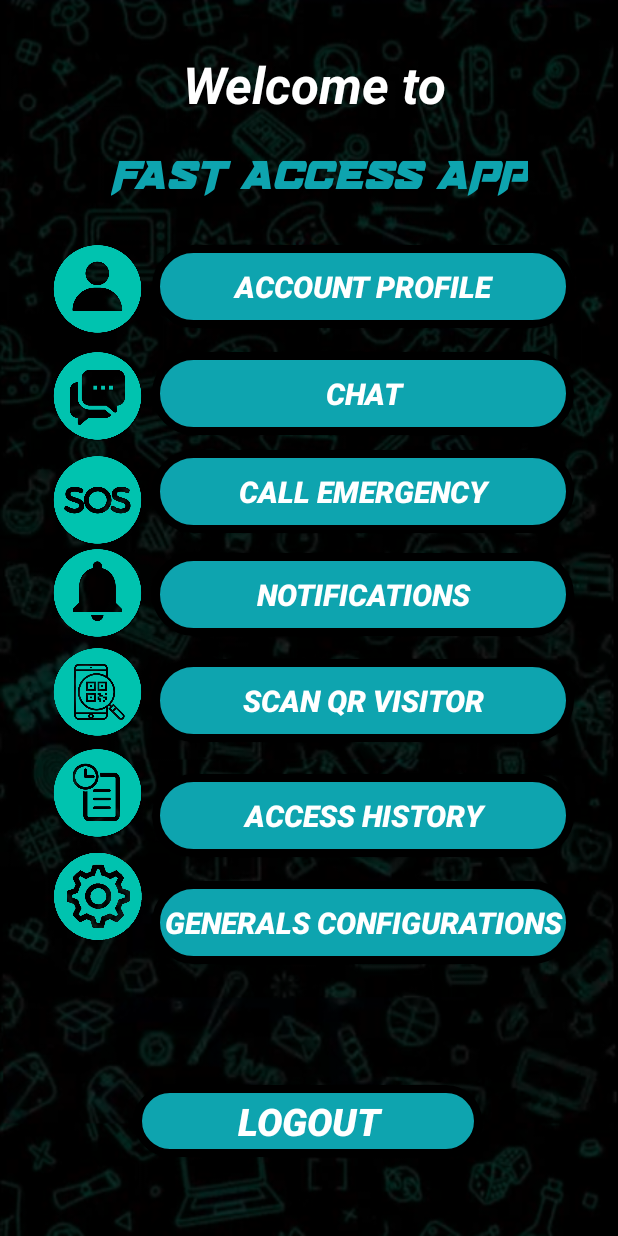
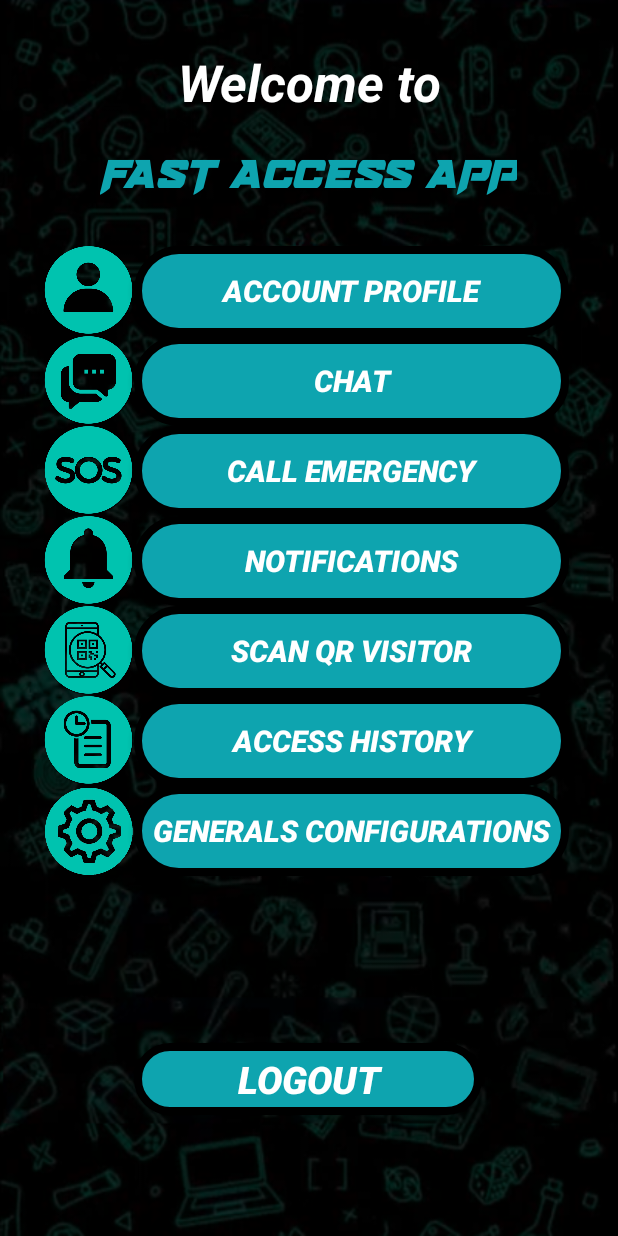
Before and after one commit to SergioGarzon/FastAccessApp-SeminarioIntegrador, an Android app built with Jetpack Compose: the layout activity_menu_aplication.xml on its own in the app's theme, with its tools: preview values and no code run, on a phone screen of 412 x 824 dp. Run offline under Robolectric (Android 15) with nearby library versions, the phone set to English and light mode, and no system bars.

Commit message:
History of account added, new changes

```diff
--- a/app/src/main/java/com/example/aplicacionseminariointegrador/LoginActivity.java
+++ b/app/src/main/java/com/example/aplicacionseminariointegrador/LoginActivity.java
@@ -1,5 +1,6 @@
 package com.example.aplicacionseminariointegrador;
 
+import androidx.annotation.Nullable;
 import androidx.appcompat.app.AlertDialog;
 import androidx.appcompat.app.AppCompatActivity;
 import android.content.Context;
@@ -21,6 +22,10 @@ import com.android.volley.toolbox.StringRequest;
 import com.android.volley.toolbox.Volley;
 import com.example.aplicacionseminariointegrador.auxiliarclases.LanguageSelected;
 import com.google.android.material.textfield.TextInputLayout;
+
+import org.intellij.lang.annotations.Language;
+
+import java.time.LocalDate;
 import java.util.Hashtable;
 import java.util.Map;
 
@@ -131,9 +136,13 @@ public class LoginActivity extends AppCompatActivity {
                     String nombreUsuario = response.substring(response.indexOf("/") + 1, response.indexOf("+"));
                     String valor = response.substring(response.indexOf("+") + 1, response.length());
 
+                    guardarHistorial(idUsuario);
+
+
                     switch (Integer.parseInt(valor)) {
                         case 0:
                             usuarioPendiente();
+                            LanguageSelected.idUser = Integer.parseInt(idUsuario);
                             LanguageSelected.sesion = 0;
                             break;
                         case 1:
@@ -179,6 +188,37 @@ public class LoginActivity extends AppCompatActivity {
 
         RequestQueue requestQueue1 = Volley.newRequestQueue(LoginActivity.this);
         requestQueue1.add(respuesta);
+    }
+
+    private void guardarHistorial(String idUsuario) {
+        String urlNueva = "http://192.168.0.22:8080/fastaccessapp/accessuser.php";
+
+        StringRequest respuesta;
+        respuesta = new StringRequest(Request.Method.POST, urlNueva, new Response.Listener<String>() {
+            @Override
+            public void onResponse(String response) {
+                if (response.equalsIgnoreCase("AGREGADO")) {
+                    Toast.makeText(LoginActivity.this, "ACTUALIZADO", Toast.LENGTH_SHORT).show();
+                }
+            }
+        }, new Response.ErrorListener() {
+            @Override
+            public void onErrorResponse (VolleyError error) {
+                Toast.makeText(LoginActivity.this, "ERROR", Toast.LENGTH_SHORT).show();
+            }
+        }){
+            @Override
+            protected Map<String, String> getParams() throws AuthFailureError {
+                Map<String, String> params = new Hashtable<>();
+                params.put("id_usuario", idUsuario);
+                params.put("date_time", LocalDate.now().toString());
+                return params;
+            }
+        };
+
+        RequestQueue requestQueue1 = Volley.newRequestQueue(LoginActivity.this);
+        requestQueue1.add(respuesta);
+
     }
 
     private void userNotFound() {
--- a/app/src/main/java/com/example/aplicacionseminariointegrador/MenuAplication.java
+++ b/app/src/main/java/com/example/aplicacionseminariointegrador/MenuAplication.java
@@ -13,7 +13,7 @@ import com.example.aplicacionseminariointegrador.auxiliarclases.LanguageSelected
 public class MenuAplication extends AppCompatActivity {
 
     Button btnEmergencyNewActivity, btnLogoutMenuApplication, btnMenuAccountProfiler,
-            btnMenuChat, btnMenuNotification, btnMenuVisitorRegister, btnMenuPeopleHistory;
+            btnMenuChat/*, btnMenuNotification*/, btnMenuVisitorRegister, btnMenuPeopleHistory;
     TextView txtLblWelcomeFastAccessApp;
 
     @Override
@@ -26,7 +26,7 @@ public class MenuAplication extends AppCompatActivity {
         btnLogoutMenuApplication = findViewById(R.id.btnLogoutResident);
         btnMenuAccountProfiler = findViewById(R.id.btnProfilerAccountResident);
         btnMenuChat = findViewById(R.id.btnChatResident);
-        btnMenuNotification = findViewById(R.id.btnNotificationsResident);
+        //btnMenuNotification = findViewById(R.id.btnNotificationsResident);
         btnMenuVisitorRegister = findViewById(R.id.btnRegisterVisitorResident);
         btnMenuPeopleHistory = findViewById(R.id.btnMenuPeopleHistory);
         txtLblWelcomeFastAccessApp = findViewById(R.id.txtVisitorWelcomeMessage);
@@ -41,7 +41,7 @@ public class MenuAplication extends AppCompatActivity {
             btnEmergencyNewActivity.setText("CALL EMERGENCY");
             btnMenuAccountProfiler.setText("MANAGER YOUR ACCOUNT");
             btnMenuChat.setText("CHAT");
-            btnMenuNotification.setText("NOTIFICATIONS");
+            //btnMenuNotification.setText("NOTIFICATIONS");
             btnMenuVisitorRegister.setText("VISITOR QR SCAN");
             btnMenuPeopleHistory.setText("ACCESS HISTORY");
             txtLblWelcomeFastAccessApp.setText("Welcome " + user + " to");
@@ -50,7 +50,7 @@ public class MenuAplication extends AppCompatActivity {
             btnEmergencyNewActivity.setText("LLAMAR A EMERGENCIAS");
             btnMenuAccountProfiler.setText("ADMINISTRAR TU CUENTA");
             btnMenuChat.setText("CHATEAR CON LOS USUARIOS");
-            btnMenuNotification.setText("NOTIFICACIONES");
+            //btnMenuNotification.setText("NOTIFICACIONES");
             btnMenuVisitorRegister.setText("ESCANEAR QR VISITANTE");
             btnMenuPeopleHistory.setText("HISTORIAL DE ACCESOS");
             txtLblWelcomeFastAccessApp.setText("Bienvenido " + user + " a");
@@ -85,12 +85,12 @@ public class MenuAplication extends AppCompatActivity {
             }
         });
 
-        btnMenuNotification.setOnClickListener(new View.OnClickListener() {
+        /*btnMenuNotification.setOnClickListener(new View.OnClickListener() {
             @Override
             public void onClick(View v) {
                 changeNotificationActivity(v);
             }
-        });
+        });*/
 
 
     }
@@ -125,10 +125,11 @@ public class MenuAplication extends AppCompatActivity {
         startActivity(nextActivity);
     }
 
+    /*
     @Override
     public void onBackPressed() {
         //Toast.makeText(StartApplication.this, "Action not allowed!", Toast.LENGTH_SHORT).show();
         return;
-    }
+    }*/
 
 }
--- a/app/src/main/java/com/example/aplicacionseminariointegrador/auxiliarclases/LanguageSelected.java
+++ b/app/src/main/java/com/example/aplicacionseminariointegrador/auxiliarclases/LanguageSelected.java
@@ -6,4 +6,6 @@ public class LanguageSelected {
     public static int sesion;
 
     public static int status;
+
+    public static int idUser;
 }
--- a/app/src/main/res/layout/activity_login.xml
+++ b/app/src/main/res/layout/activity_login.xml
@@ -53,7 +53,7 @@
         android:textStyle="bold|italic"
         app:layout_constraintBottom_toBottomOf="parent"
         app:layout_constraintEnd_toEndOf="parent"
-        app:layout_constraintHorizontal_bias="0.419"
+        app:layout_constraintHorizontal_bias="0.388"
         app:layout_constraintStart_toStartOf="parent"
         app:layout_constraintTop_toBottomOf="@+id/lblLogin"
         app:layout_constraintVertical_bias="0.059" />
@@ -69,9 +69,10 @@
         android:textStyle="bold|italic"
         app:layout_constraintBottom_toBottomOf="parent"
         app:layout_constraintEnd_toEndOf="parent"
+        app:layout_constraintHorizontal_bias="0.466"
         app:layout_constraintStart_toStartOf="parent"
         app:layout_constraintTop_toBottomOf="@+id/txtInputUsername"
-        app:layout_constraintVertical_bias="0.0" />
+        app:layout_constraintVertical_bias="0.002" />
 
     <com.google.android.material.textfield.TextInputLayout
         android:id="@+id/txtInputPassword"
--- a/app/src/main/res/layout/activity_menu_aplication.xml
+++ b/app/src/main/res/layout/activity_menu_aplication.xml
@@ -11,6 +11,7 @@
         android:id="@+id/btnLogoutResident"
         android:layout_width="232dp"
         android:layout_height="48dp"
+        android:layout_marginBottom="16dp"
         android:background="@drawable/border_buttons"
         android:onClick="changeActivityPresentation"
         android:text="Logout"
@@ -21,24 +22,24 @@
         app:layout_constraintEnd_toEndOf="parent"
         app:layout_constraintHorizontal_bias="0.497"
         app:layout_constraintStart_toStartOf="parent"
-        app:layout_constraintTop_toBottomOf="@+id/btnMenuPeopleHistory"
-        app:layout_constraintVertical_bias="0.743" />
+        app:layout_constraintTop_toBottomOf="@+id/tableLayout5"
+        app:layout_constraintVertical_bias="0.49" />
 
     <TextView
         android:id="@+id/txtFastAccessAppTitleResident"
         android:layout_width="wrap_content"
         android:layout_height="wrap_content"
+        android:fontFamily="@font/bomberescortcondital"
         android:foregroundTint="#00DB8C"
         android:text="FAST ACCESS APP"
         android:textColor="#0ea4af"
         android:textSize="34sp"
-        android:fontFamily="@font/bomberescortcondital"
         app:layout_constraintBottom_toBottomOf="parent"
         app:layout_constraintEnd_toEndOf="parent"
-        app:layout_constraintHorizontal_bias="0.551"
+        app:layout_constraintHorizontal_bias="0.496"
         app:layout_constraintStart_toStartOf="parent"
         app:layout_constraintTop_toTopOf="parent"
-        app:layout_constraintVertical_bias="0.126" />
+        app:layout_constraintVertical_bias="0.125" />
 
     <TextView
         android:id="@+id/txtVisitorWelcomeMessage"
@@ -52,210 +53,172 @@
         android:textStyle="bold|italic"
         app:layout_constraintBottom_toTopOf="@+id/txtFastAccessAppTitleResident"
         app:layout_constraintEnd_toEndOf="parent"
-        app:layout_constraintHorizontal_bias="0.538"
         app:layout_constraintStart_toStartOf="parent"
         app:layout_constraintTop_toTopOf="parent"
-        app:layout_constraintVertical_bias="0.658" />
+        app:layout_constraintVertical_bias="0.641" />
 
-    <Button
-        android:id="@+id/btnCallEmergencyResident"
-        android:layout_width="281dp"
-        android:layout_height="55dp"
-        android:background="@drawable/border_buttons"
-        android:text="CALL EMERGENCY"
-        android:textColor="@color/white"
-        android:textSize="20sp"
-        android:textStyle="bold|italic"
+    <TableLayout
+        android:id="@+id/tableLayout5"
+        android:layout_width="352dp"
+        android:layout_height="469dp"
+        android:layout_marginTop="16dp"
         app:layout_constraintBottom_toBottomOf="parent"
         app:layout_constraintEnd_toEndOf="parent"
-        app:layout_constraintHorizontal_bias="0.776"
-        app:layout_constraintStart_toStartOf="parent"
-        app:layout_constraintTop_toBottomOf="@+id/btnChatResident"
-        app:layout_constraintVertical_bias="0.021" />
-
-    <Button
-        android:id="@+id/btnChatResident"
-        android:layout_width="281dp"
-        android:layout_height="55dp"
-        android:background="@drawable/border_buttons"
-        android:text="CHAT"
-        android:textColor="@color/white"
-        android:textSize="20sp"
-        android:textStyle="bold|italic"
-        app:layout_constraintBottom_toBottomOf="parent"
-        app:layout_constraintEnd_toEndOf="parent"
-        app:layout_constraintHorizontal_bias="0.776"
-        app:layout_constraintStart_toStartOf="parent"
-        app:layout_constraintTop_toBottomOf="@+id/btnProfilerAccountResident"
-        app:layout_constraintVertical_bias="0.029" />
-
-    <Button
-        android:id="@+id/btnProfilerAccountResident"
-        android:layout_width="281dp"
-        android:layout_height="55dp"
-        android:background="@drawable/border_buttons"
-        android:text="ACCOUNT PROFILE"
-        android:textColor="@color/white"
-        android:textSize="20sp"
-        android:textStyle="bold|italic"
-        app:layout_constraintBottom_toBottomOf="parent"
-        app:layout_constraintEnd_toEndOf="parent"
-        app:layout_constraintHorizontal_bias="0.776"
+        app:layout_constraintHorizontal_bias="0.491"
         app:layout_constraintStart_toStartOf="parent"
         app:layout_constraintTop_toBottomOf="@+id/txtFastAccessAppTitleResident"
-        app:layout_constraintVertical_bias="0.051" />
+        app:layout_constraintVertical_bias="0.085">
 
-    <Button
-        android:id="@+id/btnNotificationsResident"
-        android:layout_width="281dp"
-        android:layout_height="55dp"
-        android:background="@drawable/border_buttons"
-        android:text="NOTIFICATIONS"
-        android:textColor="@color/white"
-        android:textSize="20sp"
-        android:textStyle="bold|italic"
-        app:layout_constraintBottom_toBottomOf="parent"
-        app:layout_constraintEnd_toEndOf="parent"
-        app:layout_constraintHorizontal_bias="0.776"
-        app:layout_constraintStart_toStartOf="parent"
-        app:layout_constraintTop_toBottomOf="@+id/btnCallEmergencyResident"
-        app:layout_constraintVertical_bias="0.032" />
-
-    <Button
-        android:id="@+id/btnRegisterVisitorResident"
-        android:layout_width="281dp"
-        android:layout_height="55dp"
-        android:background="@drawable/border_buttons"
-        android:text="SCAN QR VISITOR"
-        android:textColor="@color/white"
-        android:textSize="20sp"
-        android:textStyle="bold|italic"
-        app:layout_constraintBottom_toBottomOf="parent"
-        app:layout_constraintEnd_toEndOf="parent"
-        app:layout_constraintHorizontal_bias="0.776"
-        app:layout_constraintStart_toStartOf="parent"
-        app:layout_constraintTop_toBottomOf="@+id/btnNotificationsResident"
-        app:layout_constraintVertical_bias="0.045" />
-
-    <Button
-        android:id="@+id/btnMenuPeopleHistory"
-        android:layout_width="281dp"
-        android:layout_height="55dp"
-        android:background="@drawable/border_buttons"
-        android:text="ACCESS HISTORY"
-        android:textColor="@color/white"
-        android:textSize="20sp"
-        android:textStyle="bold|italic"
-        app:layout_constraintBottom_toBottomOf="parent"
-        app:layout_constraintEnd_toEndOf="parent"
-        app:layout_constraintHorizontal_bias="0.776"
-        app:layout_constraintStart_toStartOf="parent"
-        app:layout_constraintTop_toBottomOf="@+id/btnRegisterVisitorResident"
-        app:layout_constraintVertical_bias="0.079" />
-
-    <ImageView
-        android:id="@+id/imageView9"
-        android:layout_width="60dp"
-        android:layout_height="60dp"
-        android:layout_marginTop="2dp"
-        android:background="@drawable/chataccount"
-        app:layout_constraintBottom_toBottomOf="parent"
-        app:layout_constraintEnd_toStartOf="@+id/btnChatResident"
-        app:layout_constraintHorizontal_bias="0.853"
-        app:layout_constraintStart_toStartOf="parent"
-        app:layout_constraintTop_toBottomOf="@+id/imageView14"
-        app:layout_constraintVertical_bias="0.017" />
+        <TableRow
+            android:layout_width="match_parent"
+            android:layout_height="match_parent">
 
             <ImageView
                 android:id="@+id/imageView10"
                 android:layout_width="60dp"
                 android:layout_height="60dp"
-        android:layout_marginTop="2dp"
-        android:background="@drawable/notifications"
-        app:layout_constraintEnd_toStartOf="@+id/btnNotificationsResident"
-        app:layout_constraintHorizontal_bias="0.853"
-        app:layout_constraintStart_toStartOf="parent"
-        app:layout_constraintTop_toBottomOf="@+id/imageView11" />
+                app:srcCompat="@drawable/profileaccount" />
 
-    <ImageView
-        android:id="@+id/imageView11"
-        android:layout_width="60dp"
+            <Button
+                android:id="@+id/btnProfilerAccountResident"
+                android:layout_width="290dp"
                 android:layout_height="60dp"
-        android:layout_marginTop="2dp"
-        android:background="@drawable/sos"
-        app:layout_constraintBottom_toBottomOf="parent"
-        app:layout_constraintEnd_toStartOf="@+id/btnCallEmergencyResident"
-        app:layout_constraintHorizontal_bias="0.853"
-        app:layout_constraintStart_toStartOf="parent"
-        app:layout_constraintTop_toBottomOf="@+id/imageView9"
-        app:layout_constraintVertical_bias="0.015" />
+                android:background="@drawable/border_buttons"
+                android:text="ACCOUNT PROFILE"
+                android:textColor="@color/white"
+                android:textSize="20sp"
+                android:textStyle="bold|italic" />
+        </TableRow>
+
+        <TableRow
+            android:layout_width="match_parent"
+            android:layout_height="match_parent">
 
             <ImageView
                 android:id="@+id/imageView12"
                 android:layout_width="60dp"
                 android:layout_height="60dp"
-        android:layout_marginTop="2dp"
-        android:background="@drawable/accesshistory"
-        app:layout_constraintBottom_toBottomOf="parent"
-        app:layout_constraintEnd_toStartOf="@+id/btnMenuPeopleHistory"
-        app:layout_constraintHorizontal_bias="0.853"
-        app:layout_constraintStart_toStartOf="parent"
-        app:layout_constraintTop_toBottomOf="@+id/imageView13"
-        app:layout_constraintVertical_bias="0.02" />
-
-    <ImageView
-        android:id="@+id/imageView13"
-        android:layout_width="60dp"
-        android:layout_height="60dp"
-        android:layout_marginTop="2dp"
-        android:background="@drawable/visitorqrscan"
-        app:layout_constraintBottom_toBottomOf="parent"
-        app:layout_constraintEnd_toStartOf="@+id/btnRegisterVisitorResident"
-        app:layout_constraintHorizontal_bias="0.853"
-        app:layout_constraintStart_toStartOf="parent"
-        app:layout_constraintTop_toBottomOf="@+id/imageView10"
-        app:layout_constraintVertical_bias="0.011" />
-
-    <ImageView
-        android:id="@+id/imageView14"
-        android:layout_width="60dp"
-        android:layout_height="60dp"
-        android:layout_marginTop="2dp"
-        android:background="@drawable/profileaccount"
-        app:layout_constraintBottom_toBottomOf="parent"
-        app:layout_constraintEnd_toStartOf="@+id/btnProfilerAccountResident"
-        app:layout_constraintHorizontal_bias="0.853"
-        app:layout_constraintStart_toStartOf="parent"
-        app:layout_constraintTop_toBottomOf="@+id/txtFastAccessAppTitleResident"
-        app:layout_constraintVertical_bias="0.049" />
+                app:srcCompat="@drawable/chataccount" />
 
             <Button
-        android:id="@+id/button7"
-        android:layout_width="281dp"
-        android:layout_height="55dp"
+                android:id="@+id/btnChatResident"
+                android:layout_width="290dp"
+                android:layout_height="60dp"
                 android:background="@drawable/border_buttons"
-        android:text="GENERALS CONFIGURATIONS"
+                android:text="CHAT"
                 android:textColor="@color/white"
                 android:textSize="20sp"
-        android:textStyle="bold|italic"
-        app:layout_constraintBottom_toBottomOf="parent"
-        app:layout_constraintEnd_toEndOf="parent"
-        app:layout_constraintHorizontal_bias="0.776"
-        app:layout_constraintStart_toStartOf="parent"
-        app:layout_constraintTop_toBottomOf="@+id/btnMenuPeopleHistory"
-        app:layout_constraintVertical_bias="0.08" />
+                android:textStyle="bold|italic" />
+        </TableRow>
+
+        <TableRow
+            android:layout_width="match_parent"
+            android:layout_height="match_parent">
 
             <ImageView
                 android:id="@+id/imageView15"
                 android:layout_width="60dp"
                 android:layout_height="60dp"
-        android:layout_marginTop="2dp"
-        app:layout_constraintBottom_toBottomOf="parent"
-        app:layout_constraintEnd_toStartOf="@+id/button7"
-        app:layout_constraintHorizontal_bias="0.853"
-        app:layout_constraintStart_toStartOf="parent"
-        app:layout_constraintTop_toBottomOf="@+id/imageView12"
-        app:layout_constraintVertical_bias="0.03"
+                app:srcCompat="@drawable/sos" />
+
+            <Button
+                android:id="@+id/btnCallEmergencyResident"
+                android:layout_width="290dp"
+                android:layout_height="60dp"
+                android:background="@drawable/border_buttons"
+                android:text="CALL EMERGENCY"
+                android:textColor="@color/white"
+                android:textSize="20sp"
+                android:textStyle="bold|italic" />
+        </TableRow>
+
+        <TableRow
+            android:layout_width="match_parent"
+            android:layout_height="match_parent">
+
+            <ImageView
+                android:id="@+id/imageView23"
+                android:layout_width="60dp"
+                android:layout_height="60dp"
+                app:srcCompat="@drawable/notifications" />
+
+            <Button
+                android:id="@+id/button11"
+                android:layout_width="290dp"
+                android:layout_height="60dp"
+                android:background="@drawable/border_buttons"
+                android:text="NOTIFICATIONS"
+                android:textColor="@color/white"
+                android:textSize="20sp"
+                android:textStyle="bold|italic" />
+        </TableRow>
+
+        <TableRow
+            android:layout_width="match_parent"
+            android:layout_height="match_parent">
+
+            <ImageView
+                android:id="@+id/imageView24"
+                android:layout_width="60dp"
+                android:layout_height="60dp"
+                app:srcCompat="@drawable/visitorqrscan" />
+
+            <Button
+                android:id="@+id/btnRegisterVisitorResident"
+                android:layout_width="290dp"
+                android:layout_height="60dp"
+                android:background="@drawable/border_buttons"
+                android:text="SCAN QR VISITOR"
+                android:textColor="@color/white"
+                android:textSize="20sp"
+                android:textStyle="bold|italic" />
+
+        </TableRow>
+
+        <TableRow
+            android:layout_width="match_parent"
+            android:layout_height="match_parent">
+
+            <ImageView
+                android:id="@+id/imageView25"
+                android:layout_width="60dp"
+                android:layout_height="60dp"
+                app:srcCompat="@drawable/accesshistory" />
+
+            <Button
+                android:id="@+id/btnMenuPeopleHistory"
+                android:layout_width="290dp"
+                android:layout_height="60dp"
+                android:background="@drawable/border_buttons"
+                android:text="ACCESS HISTORY"
+                android:textColor="@color/white"
+                android:textSize="20sp"
+                android:textStyle="bold|italic" />
+
+        </TableRow>
+
+        <TableRow
+            android:layout_width="match_parent"
+            android:layout_height="match_parent">
+
+            <ImageView
+                android:id="@+id/imageView26"
+                android:layout_width="60dp"
+                android:layout_height="60dp"
                 app:srcCompat="@drawable/settingbutton" />
 
+            <Button
+                android:id="@+id/btnUserConfiguration"
+                android:layout_width="290dp"
+                android:layout_height="60dp"
+                android:background="@drawable/border_buttons"
+                android:text="GENERALS CONFIGURATIONS"
+                android:textColor="@color/white"
+                android:textSize="20sp"
+                android:textStyle="bold|italic" />
+
+        </TableRow>
+    </TableLayout>
+
+
 </androidx.constraintlayout.widget.ConstraintLayout>
```
Also changed, not shown: 2 other files. Lines whose indentation alone changed are shown as unchanged.
